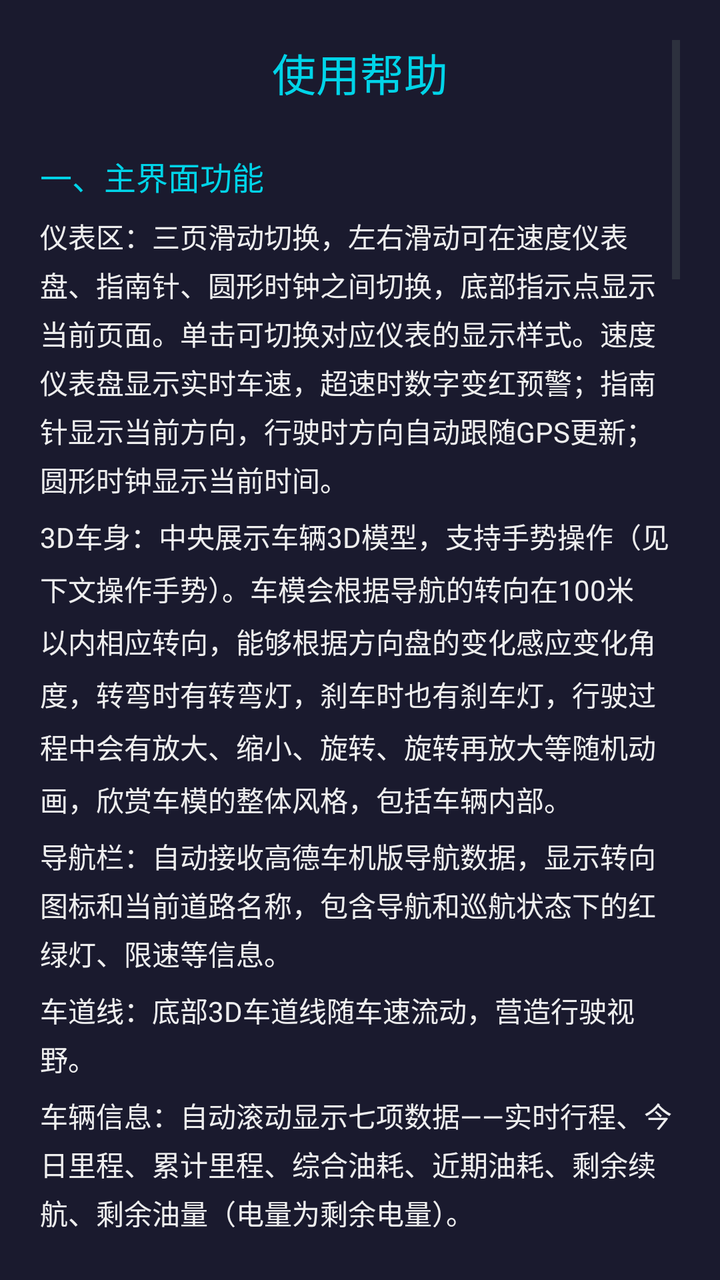
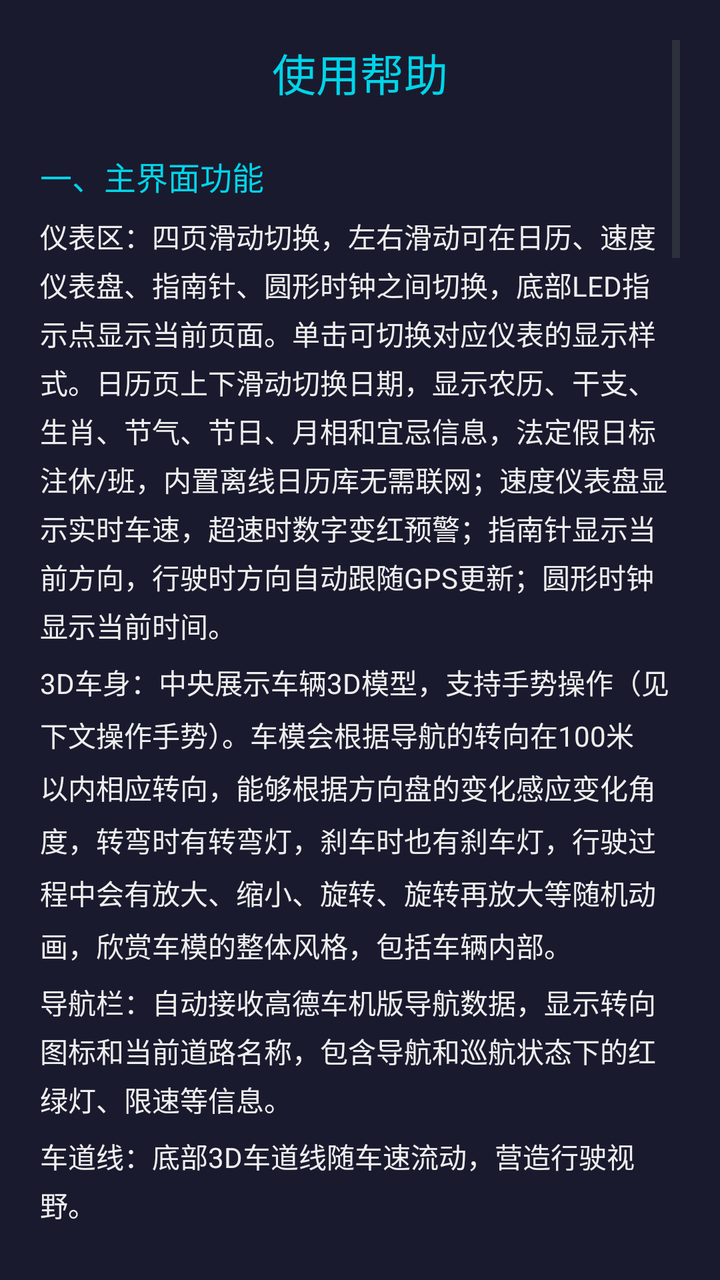

Screens rendered from an Android XML layout before and after an edit, with the pre-edit source and the edit as a unified diff.
<!-- AndroidManifest.xml: application theme AppTheme -->
<!-- res/layout/activity_help.xml -->
<?xml version="1.0" encoding="utf-8"?>
<ScrollView xmlns:android="http://schemas.android.com/apk/res/android"
    android:layout_width="match_parent"
    android:layout_height="match_parent"
    android:background="#FF1A1A2E"
    android:fillViewport="true"
    android:padding="20dp">

    <LinearLayout
        android:layout_width="match_parent"
        android:layout_height="wrap_content"
        android:orientation="vertical">

        
        <TextView
            android:layout_width="match_parent"
            android:layout_height="wrap_content"
            android:text="使用帮助"
            android:textSize="22sp"
            android:textColor="#FF00D4E8"
            android:gravity="center"
            android:layout_marginBottom="24dp" />

        
        <TextView
            android:layout_width="match_parent"
            android:layout_height="wrap_content"
            android:text="一、主界面功能"
            android:textSize="16sp"
            android:textColor="#FF00D4E8"
            android:layout_marginBottom="8dp" />

        <TextView
            android:layout_width="match_parent"
            android:layout_height="wrap_content"
            android:text="仪表区：三页滑动切换，左右滑动可在速度仪表盘、指南针、圆形时钟之间切换，底部指示点显示当前页面。单击可切换对应仪表的显示样式。速度仪表盘显示实时车速，超速时数字变红预警；指南针显示当前方向，行驶时方向自动跟随GPS更新；圆形时钟显示当前时间。"
            android:textSize="14sp"
            android:textColor="#FFEEEEEE"
            android:lineSpacingExtra="4dp"
            android:layout_marginBottom="8dp" />

        <TextView
            android:layout_width="match_parent"
            android:layout_height="wrap_content"
            android:text="3D车身：中央展示车辆3D模型，支持手势操作（见下文操作手势）。车模会根据导航的转向在100米以内相应转向，能够根据方向盘的变化感应变化角度，转弯时有转弯灯，刹车时也有刹车灯，行驶过程中会有放大、缩小、旋转、旋转再放大等随机动画，欣赏车模的整体风格，包括车辆内部。"
            android:textSize="14sp"
            android:textColor="#FFEEEEEE"
            android:lineSpacingExtra="6dp"
            android:layout_marginBottom="8dp" />

        <TextView
            android:layout_width="match_parent"
            android:layout_height="wrap_content"
            android:text="导航栏：自动接收高德车机版导航数据，显示转向图标和当前道路名称，包含导航和巡航状态下的红绿灯、限速等信息。"
            android:textSize="14sp"
            android:textColor="#FFEEEEEE"
            android:lineSpacingExtra="4dp"
            android:layout_marginBottom="8dp" />

        <TextView
            android:layout_width="match_parent"
            android:layout_height="wrap_content"
            android:text="车道线：底部3D车道线随车速流动，营造行驶视野。"
            android:textSize="14sp"
            android:textColor="#FFEEEEEE"
            android:lineSpacingExtra="4dp"
            android:layout_marginBottom="8dp" />

        <TextView
            android:layout_width="match_parent"
            android:layout_height="wrap_content"
            android:text="车辆信息：自动滚动显示七项数据——实时行程、今日里程、累计里程、综合油耗、近期油耗、剩余续航、剩余油量（电量为剩余电量）。"
            android:textSize="14sp"
            android:textColor="#FFEEEEEE"
            android:lineSpacingExtra="4dp"
            android:layout_marginBottom="8dp" />

        <TextView
            android:layout_width="match_parent"
            android:layout_height="wrap_content"
            android:text="天气：定位成功后自动显示当前温度、天气状态、风向风速和湿度，每30分钟自动刷新。"
            android:textSize="14sp"
            android:textColor="#FFEEEEEE"
            android:lineSpacingExtra="4dp"
            android:layout_marginBottom="8dp" />

        <TextView
            android:layout_width="match_parent"
            android:layout_height="wrap_content"
            android:text="布局比例：主界面六个区域（日期时间、仪表区、车辆信息、导航、调整、车道线）的高度占比支持横屏和竖屏分别自定义，可根据车机屏幕尺寸和个人偏好自由调整，充分发挥界面灵活性。调整后天气文字位置也会自动跟随车道线区域动态变化。"
            android:textSize="14sp"
            android:textColor="#FFEEEEEE"
            android:lineSpacingExtra="4dp"
            android:layout_marginBottom="16dp" />

        
        <TextView
            android:layout_width="match_parent"
            android:layout_height="wrap_content"
            android:text="二、操作手势"
            android:textSize="16sp"
            android:textColor="#FF00D4E8"
            android:layout_marginBottom="8dp" />

        <TextView
            android:layout_width="match_parent"
            android:layout_height="wrap_content"
            android:text="长按右上角日/夜按钮：进入设置页面。&#10;单击右上角日/夜按钮：切换日间/夜间模式。&#10;左右滑动仪表区：在速度仪表盘、指南针、圆形时钟之间切换。&#10;单击仪表区：切换当前仪表的显示样式。&#10;单击导航区域：随机切换3D车型。&#10;自己获取的3D车模文件要放到车机的下载目录。&#10;车辆静止时（车速为0）：可自由旋转和缩放3D车型。&#10;行驶中（车速不为0）：只能缩放，不能旋转，保障驾驶安全。"
            android:textSize="14sp"
            android:textColor="#FFEEEEEE"
            android:lineSpacingExtra="6dp"
            android:layout_marginBottom="16dp" />

        
        <TextView
            android:layout_width="match_parent"
            android:layout_height="wrap_content"
            android:text="三、设置说明"
            android:textSize="16sp"
            android:textColor="#FF00D4E8"
            android:layout_marginBottom="8dp" />

        <TextView
            android:layout_width="match_parent"
            android:layout_height="wrap_content"
            android:text="车辆行驶相关信息与设置的关系"
            android:textSize="14sp"
            android:textColor="#FFCCCCCC"
            android:lineSpacingExtra="4dp"
            android:layout_marginBottom="8dp" />

        <TextView
            android:layout_width="match_parent"
            android:layout_height="wrap_content"
            android:text="油箱容量：录入自己油箱的标准油量，主要用于中途校准剩余续航使用。电车则录入电池容量(kWh)。"
            android:textSize="14sp"
            android:textColor="#FFEEEEEE"
            android:lineSpacingExtra="6dp"
            android:layout_marginBottom="8dp" />

        <TextView
            android:layout_width="match_parent"
            android:layout_height="wrap_content"
            android:text="不加油，根据车机上数据校准剩余续航：只修改剩余续航，不修改加油量，将结合油箱容量推算剩余油量的百分比，显示在首页的信息中。"
            android:textSize="14sp"
            android:textColor="#FFEEEEEE"
            android:lineSpacingExtra="6dp"
            android:layout_marginBottom="8dp" />

        <TextView
            android:layout_width="match_parent"
            android:layout_height="wrap_content"
            android:text="去加油站加油时，记下加油前车辆的续航和本次加油的升数，录入加油量和剩余续航，推算出新的剩余续航，并且油量会重置为100%。"
            android:textSize="14sp"
            android:textColor="#FFEEEEEE"
            android:lineSpacingExtra="6dp"
            android:layout_marginBottom="8dp" />

        <TextView
            android:layout_width="match_parent"
            android:layout_height="wrap_content"
            android:text="累计里程：如果发现和车上的续航里程有差异或因某些原因清零，按车上累计里程录入即可。"
            android:textSize="14sp"
            android:textColor="#FFEEEEEE"
            android:lineSpacingExtra="6dp"
            android:layout_marginBottom="8dp" />

        <TextView
            android:layout_width="match_parent"
            android:layout_height="wrap_content"
            android:text="怠速油耗：这是每小时怠速耗费的油量，经验值，2.0的车按1.2-1.4即可，这个数据用来计算剩余油量和剩余续航。"
            android:textSize="14sp"
            android:textColor="#FFEEEEEE"
            android:lineSpacingExtra="6dp"
            android:layout_marginBottom="8dp" />

        <TextView
            android:layout_width="match_parent"
            android:layout_height="wrap_content"
            android:text="近期油耗周期：推算剩余油量和剩余续航使用的是近期的油耗，即车辆在2分钟到5分钟周期内以什么周期来计算一次平均油耗。例如选择120秒，则每2分钟平均一次，每秒根据当前速度与油耗的对应关系生成一个数据，2分钟整体平均一次，显示在首页的近期油耗中。"
            android:textSize="14sp"
            android:textColor="#FFEEEEEE"
            android:lineSpacingExtra="6dp"
            android:layout_marginBottom="8dp" />

        <TextView
            android:layout_width="match_parent"
            android:layout_height="wrap_content"
            android:text="近期油耗统计方式：可选择&quot;按时间周期&quot;或&quot;按30公里周期&quot;两种方式计算近期油耗。按时间周期使用上面设置的秒数窗口（如120秒），适合市区走走停停场景；按30公里周期使用最近行驶的30公里作为窗口，与车机仪表盘逻辑一致，更适合高速稳态行驶场景。选择&quot;按30公里周期&quot;时，秒数单选组将自动置灰失效。数据在每60秒自动持久化到独立文件，重启后恢复。"
            android:textSize="14sp"
            android:textColor="#FFEEEEEE"
            android:lineSpacingExtra="6dp"
            android:layout_marginBottom="8dp" />

        <TextView
            android:layout_width="match_parent"
            android:layout_height="wrap_content"
            android:text="分段油耗设置：根据不同的车，各人自行估计设置。20以下是多少油耗，20-40是多少，40-60是多少……每秒系统会取一次数。电车同理，对应不同速度段的电耗(kWh/100km)。"
            android:textSize="14sp"
            android:textColor="#FFEEEEEE"
            android:lineSpacingExtra="6dp"
            android:layout_marginBottom="8dp" />

        <TextView
            android:layout_width="match_parent"
            android:layout_height="wrap_content"
            android:text="综合油耗：与近期油耗的区别是总累计平均。"
            android:textSize="14sp"
            android:textColor="#FFEEEEEE"
            android:lineSpacingExtra="6dp"
            android:layout_marginBottom="8dp" />

        <TextView
            android:layout_width="match_parent"
            android:layout_height="wrap_content"
            android:text="电车的大体逻辑也是一样的，区别在于油耗改为电耗(kWh/100km)，油量改为剩余电量百分比。"
            android:textSize="14sp"
            android:textColor="#FFEEEEEE"
            android:lineSpacingExtra="6dp"
            android:layout_marginBottom="8dp" />

        <TextView
            android:layout_width="match_parent"
            android:layout_height="wrap_content"
            android:text="布局比例：横屏和竖屏分别设置，在对应区域填入六个数字（日期时间、仪表区、车辆信息、导航、调整、车道线），六个数字合计必须等于100。填好后点击保存立即生效，主界面各区域按新比例重新分配高度。如需恢复系统默认比例，点击对应行的&quot;默认&quot;按钮即可。"
            android:textSize="14sp"
            android:textColor="#FFEEEEEE"
            android:lineSpacingExtra="6dp"
            android:layout_marginBottom="8dp" />

        <TextView
            android:layout_width="match_parent"
            android:layout_height="wrap_content"
            android:text="车道背景色：可分别自定义夜间顶部/底部和白天顶部/底部的车道渐变色，通过滑动色相条选择颜色，即选即存。透明度滑条可调节车道背景的透明度(0~100%)，使壁纸能在车道区域透出。每行可单独恢复默认，也可点击&quot;全部默认&quot;一键恢复。"
            android:textSize="14sp"
            android:textColor="#FFEEEEEE"
            android:lineSpacingExtra="6dp"
            android:layout_marginBottom="8dp" />

        <TextView
            android:layout_width="match_parent"
            android:layout_height="wrap_content"
            android:text="壁纸设置：白天/夜间/天气/默认四个按钮，可分别设置对应场景壁纸。点击白天或夜间后从文件选择图片或视频，长按可清除已设置的壁纸；天气按钮切换为天气动画背景（与壁纸互斥）；默认按钮恢复内置默认壁纸。"
            android:textSize="14sp"
            android:textColor="#FFEEEEEE"
            android:lineSpacingExtra="4dp"
            android:layout_marginBottom="16dp" />

        
        <TextView
            android:layout_width="match_parent"
            android:layout_height="wrap_content"
            android:text="四、应用更新"
            android:textSize="16sp"
            android:textColor="#FF00D4E8"
            android:layout_marginBottom="8dp" />

        <TextView
            android:layout_width="match_parent"
            android:layout_height="wrap_content"
            android:text="自动检查：应用启动时自动检查新版本，前台服务每2小时也会静默检查一次。检测到新版本会后台静默下载，完成后推送通知，点击通知弹出安装窗口。&#10;手动检查：在设置页点击&quot;检查更新&quot;手动触发，检查结果会以浮层提示。&#10;更新源：优先从 Gitee 拉取版本信息并下载 APK（国内速度更快），Gitee 无 Release 时自动回退到 GitHub。"
            android:textSize="14sp"
            android:textColor="#FFEEEEEE"
            android:lineSpacingExtra="4dp"
            android:layout_marginBottom="16dp" />

        
        <TextView
            android:layout_width="match_parent"
            android:layout_height="wrap_content"
            android:text="五、悬浮模式"
            android:textSize="16sp"
            android:textColor="#FF00D4E8"
            android:layout_marginBottom="8dp" />

        <TextView
            android:layout_width="match_parent"
            android:layout_height="wrap_content"
            android:text="本应用集成乐酷桌面悬浮模式，在乐酷桌面下进入悬浮后，全部操作（设置、帮助、壁纸选择、文件浏览、检查更新）均在悬浮窗口内以叠加页面方式完成，不需要退出悬浮模式。提示信息也以浮层方式显示在悬浮窗口上层，不会被遮挡。"
            android:textSize="14sp"
            android:textColor="#FFEEEEEE"
            android:lineSpacingExtra="6dp"
            android:layout_marginBottom="16dp" />

        
        <TextView
            android:layout_width="match_parent"
            android:layout_height="wrap_content"
            android:text="六、数据说明"
            android:textSize="16sp"
            android:textColor="#FF00D4E8"
            android:layout_marginBottom="8dp" />

        <TextView
            android:layout_width="match_parent"
            android:layout_height="wrap_content"
            android:text="里程：基于GPS信号自动累计，会过滤低精度定位和静止点，保证数据准确。&#10;天气：基于GPS定位自动获取，无GPS时尝试IP定位兜底。&#10;所有设置数据保存在设备本地，不会上传服务器。"
            android:textSize="14sp"
            android:textColor="#FFEEEEEE"
            android:lineSpacingExtra="6dp"
            android:layout_marginBottom="24dp" />

        
        <Button
            android:id="@+id/btn_help_back"
            android:layout_width="match_parent"
            android:layout_height="52dp"
            android:text="返回"
            android:textSize="18sp"
            android:textColor="#FFFFFFFF"
            android:background="#FF00B8D4" />

    </LinearLayout>
</ScrollView>
<!-- resources referenced by this layout -->
<resources>
  <style name="AppTheme" parent="@android:style/Theme.DeviceDefault.Light.NoActionBar">
          <item name="android:windowContentOverlay">@null</item>
      </style>
</resources>

<!-- the commit's change to res/layout/activity_help.xml (unified diff, before → after) -->
@@ -33,7 +33,7 @@
         <TextView
             android:layout_width="match_parent"
             android:layout_height="wrap_content"
-            android:text="仪表区：三页滑动切换，左右滑动可在速度仪表盘、指南针、圆形时钟之间切换，底部指示点显示当前页面。单击可切换对应仪表的显示样式。速度仪表盘显示实时车速，超速时数字变红预警；指南针显示当前方向，行驶时方向自动跟随GPS更新；圆形时钟显示当前时间。"
+            android:text="仪表区：四页滑动切换，左右滑动可在日历、速度仪表盘、指南针、圆形时钟之间切换，底部LED指示点显示当前页面。单击可切换对应仪表的显示样式。日历页上下滑动切换日期，显示农历、干支、生肖、节气、节日、月相和宜忌信息，法定假日标注休/班，内置离线日历库无需联网；速度仪表盘显示实时车速，超速时数字变红预警；指南针显示当前方向，行驶时方向自动跟随GPS更新；圆形时钟显示当前时间。"
             android:textSize="14sp"
             android:textColor="#FFEEEEEE"
             android:lineSpacingExtra="4dp"
@@ -105,7 +105,7 @@
         <TextView
             android:layout_width="match_parent"
             android:layout_height="wrap_content"
-            android:text="长按右上角日/夜按钮：进入设置页面。&#10;单击右上角日/夜按钮：切换日间/夜间模式。&#10;左右滑动仪表区：在速度仪表盘、指南针、圆形时钟之间切换。&#10;单击仪表区：切换当前仪表的显示样式。&#10;单击导航区域：随机切换3D车型。&#10;自己获取的3D车模文件要放到车机的下载目录。&#10;车辆静止时（车速为0）：可自由旋转和缩放3D车型。&#10;行驶中（车速不为0）：只能缩放，不能旋转，保障驾驶安全。"
+            android:text="长按右上角日/夜按钮：进入设置页面。&#10;单击右上角日/夜按钮：切换日间/夜间模式。&#10;左右滑动仪表区：在日历、速度仪表盘、指南针、圆形时钟之间切换。&#10;上下滑动日历页：切换日期。&#10;单击仪表区：切换当前仪表的显示样式。&#10;单击导航区域：随机切换3D车型。&#10;自己获取的3D车模文件要放到车机的下载目录。&#10;车辆静止时（车速为0）：可自由旋转和缩放3D车型。&#10;行驶中（车速不为0）：只能缩放，不能旋转，保障驾驶安全。"
             android:textSize="14sp"
             android:textColor="#FFEEEEEE"
             android:lineSpacingExtra="6dp"
@@ -232,6 +232,24 @@
             android:layout_width="match_parent"
             android:layout_height="wrap_content"
             android:text="车道背景色：可分别自定义夜间顶部/底部和白天顶部/底部的车道渐变色，通过滑动色相条选择颜色，即选即存。透明度滑条可调节车道背景的透明度(0~100%)，使壁纸能在车道区域透出。每行可单独恢复默认，也可点击&quot;全部默认&quot;一键恢复。"
+            android:textSize="14sp"
+            android:textColor="#FFEEEEEE"
+            android:lineSpacingExtra="6dp"
+            android:layout_marginBottom="8dp" />
+
+        <TextView
+            android:layout_width="match_parent"
+            android:layout_height="wrap_content"
+            android:text="滚轮透明度：调节车辆信息区3D滚轮的透明度(0~100%)，搭配壁纸使用可获得更通透的视觉效果。"
+            android:textSize="14sp"
+            android:textColor="#FFEEEEEE"
+            android:lineSpacingExtra="6dp"
+            android:layout_marginBottom="8dp" />
+
+        <TextView
+            android:layout_width="match_parent"
+            android:layout_height="wrap_content"
+            android:text="日历背景色：可分别自定义日历在夜间和白天模式下的背景颜色，通过滑动色相条选择颜色，即选即存。透明度滑条可调节日历背景的透明度(0~100%)，使壁纸能在日历区域透出。每行可单独恢复默认，也可点击&quot;全部默认&quot;一键恢复。"
             android:textSize="14sp"
             android:textColor="#FFEEEEEE"
             android:lineSpacingExtra="6dp"
